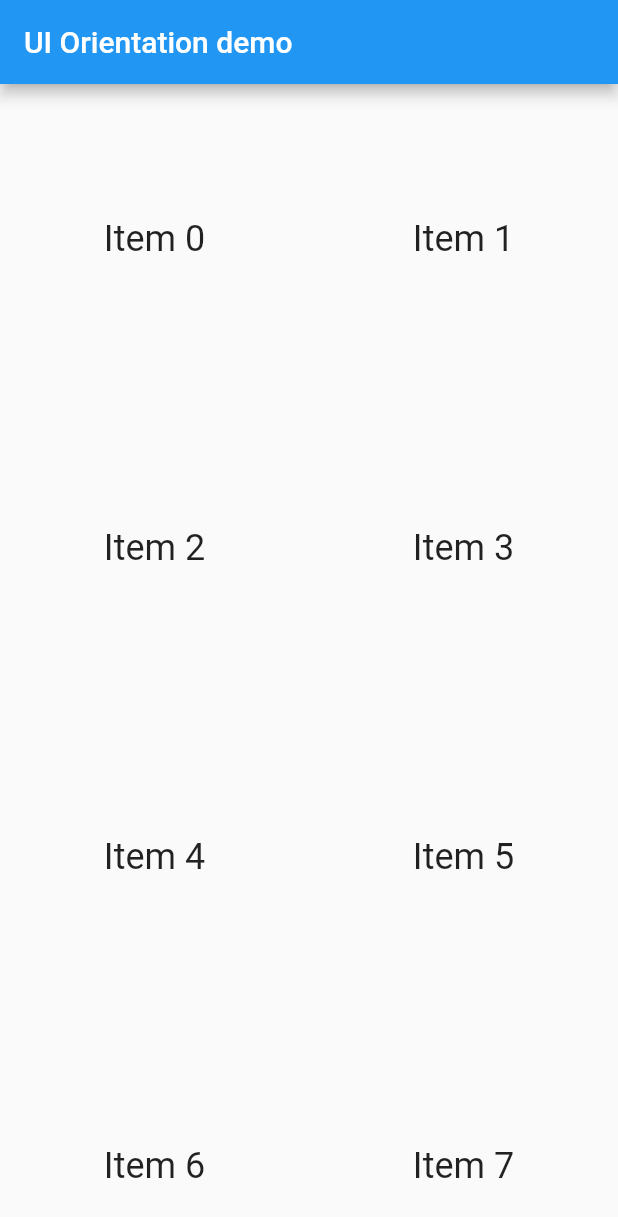
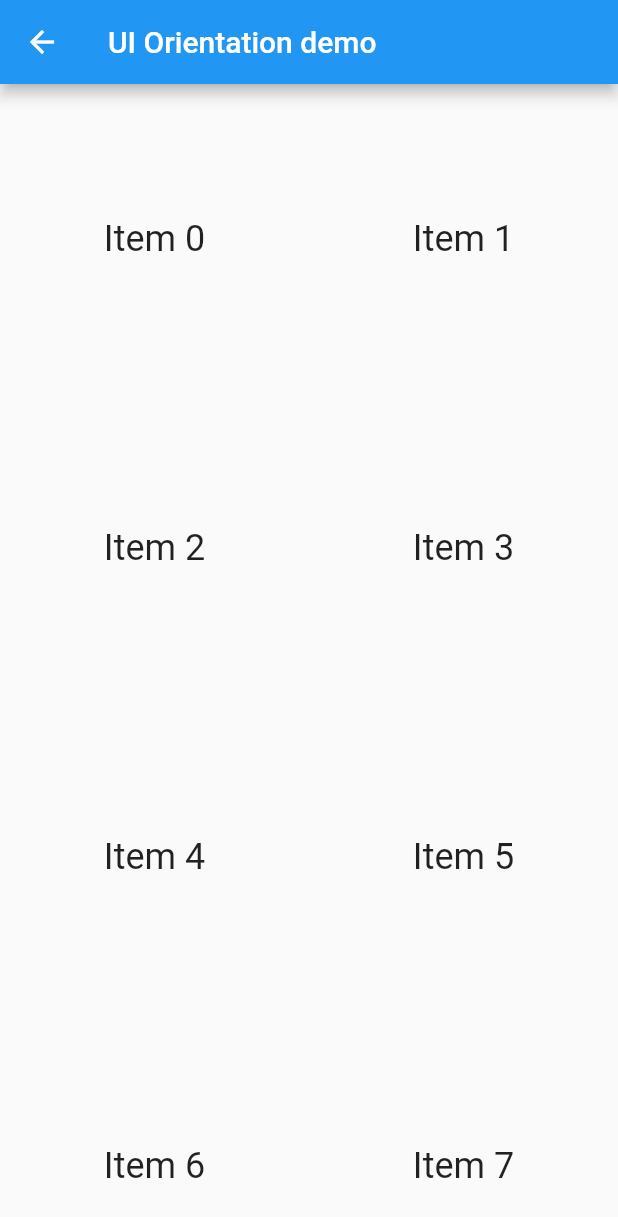
Before and after one commit to wlizama/flutter_training, a Flutter app: the screen it shows after launch, after a tap on "UI Orientation", on a phone screen of 412 x 824 dp. Shown: the top 1217 px of the screen. Run offline on Flutter 3.47's test engine with Material 2 defaults, Android fonts, the phone set to English and light mode, and no system bars.

Commit message:
UI orientation return main menu

```diff
--- a/lib/animate-container.dart
+++ b/lib/animate-container.dart
@@ -19,14 +19,13 @@ class _AnimatedContainerAppState extends State<AnimatedContainerApp> {
 		return MaterialApp(
 			home: Scaffold(
 				appBar: AppBar(
+					title: Text('Animación demo'),
 					leading: IconButton(
 						icon: Icon(Icons.arrow_back),
 						onPressed: () {
 							Navigator.pop(context);
 						}
 					),
-					title: Text('Animacion demo'),
-
 				),
 				body: Center(
 					child: AnimatedContainer(
--- a/lib/ui-orientation.dart
+++ b/lib/ui-orientation.dart
@@ -12,7 +12,13 @@ class UIOrientation extends StatelessWidget {
 		return MaterialApp(
 			title: appTitle,
 			home: OrientationList(
-				title: appTitle
+				title: appTitle,
+				leading: IconButton(
+					icon: Icon(Icons.arrow_back),
+					onPressed: () {
+						Navigator.pop(context);
+					}
+				),
 			),
 		);
 	}
@@ -20,14 +26,16 @@ class UIOrientation extends StatelessWidget {
 
 class OrientationList extends StatelessWidget {
 	final String title;
+	final Widget leading;
 
-	OrientationList({ Key key, this.title }) : super(key: key);
+	OrientationList({ Key key, this.title, this.leading }) : super(key: key);
 
 	@override
 	Widget build(BuildContext context) {
 		return Scaffold(
 			appBar: AppBar(
 				title: Text(title),
+				leading: leading,
 			),
 			body: OrientationBuilder(
 				builder: (context, orientation) {
```
